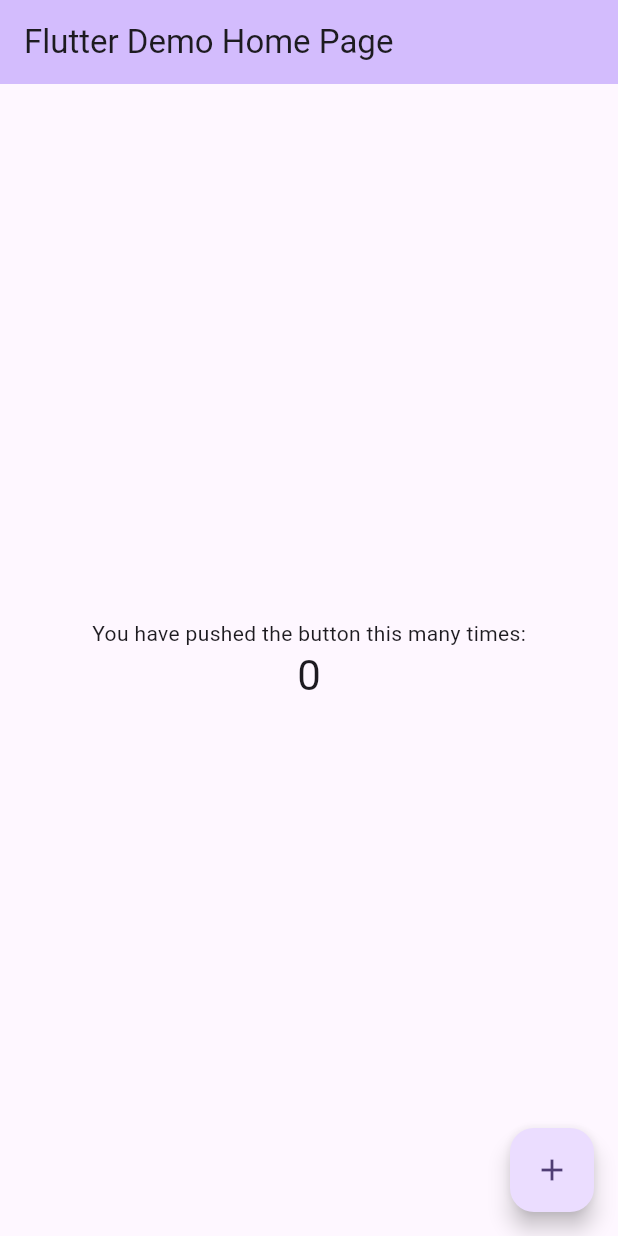
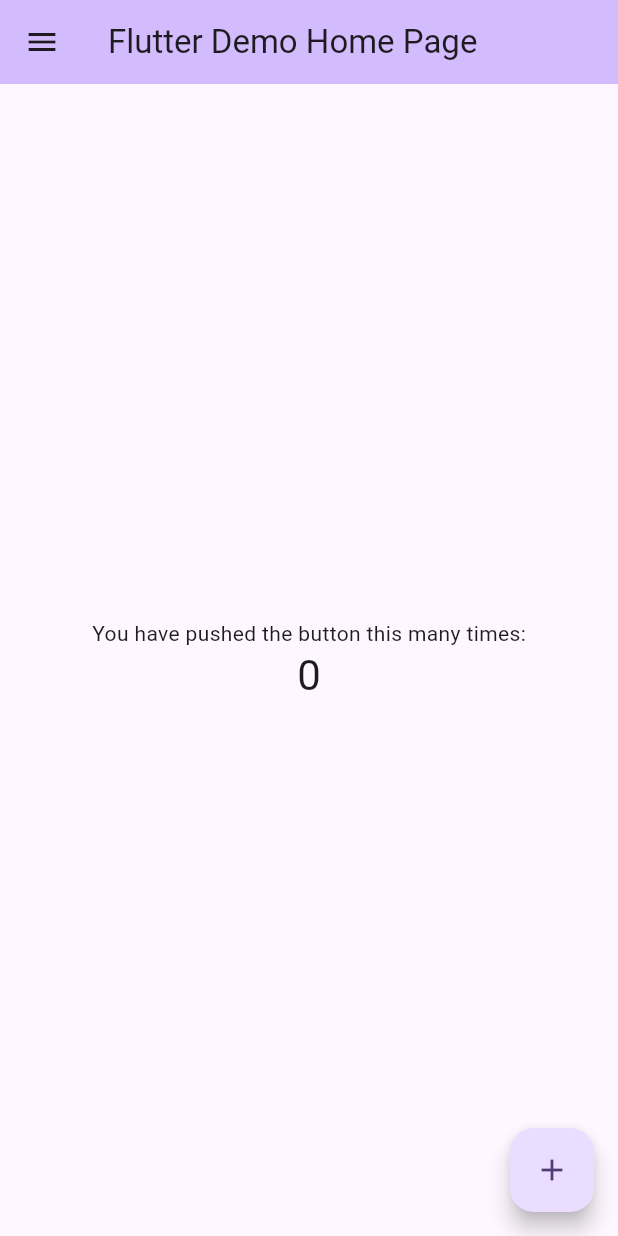
Before and after one commit to sorrowcode/kk-sendir, a Flutter app: the screen it shows after launch, on a phone screen of 412 x 824 dp. Run offline on Flutter 3.47's test engine with Material 3 defaults, Android fonts, the phone set to English and light mode, and no system bars.

Commit message:
little practice and preparation of flutter app

```diff
--- a/app/lib/home_page.dart
+++ b/app/lib/home_page.dart
@@ -50,6 +50,19 @@ class _MyHomePageState extends State<MyHomePage> {
         // the App.build method, and use it to set our appbar title.
         title: Text(widget.title),
       ),
+      drawer: Drawer(
+        child: ListView(
+          children: const [
+            DrawerHeader(
+              child: Text('Devices'),
+              ),
+              ListTile(
+                leading: Icon(Icons.settings_remote),
+                title: Text('Page 1')
+                ),
+          ],
+       ),
+      ),
       body: Center(
         // Center is a layout widget. It takes a single child and positions it
         // in the middle of the parent.
```
